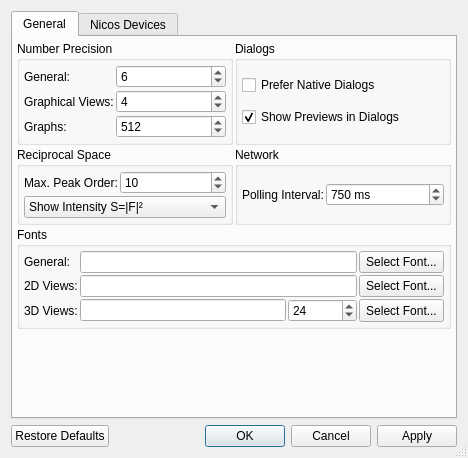
Above: ui/settings.ui from tweber-ill/frm_mirror-takin1 before the change. Below: the same form after it.
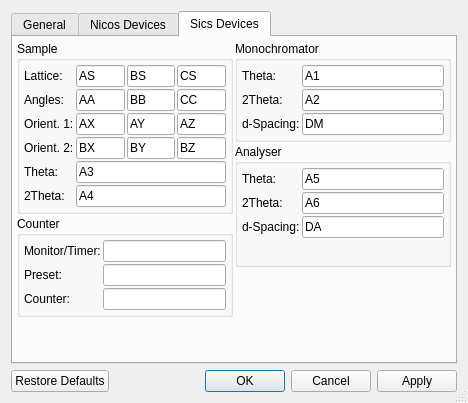
That is the form after the change. The open tabs and pages were chosen to show the change.

Commit message: made sics devices configurable

Diff of the .ui file:
```diff
--- a/ui/settings.ui
+++ b/ui/settings.ui
@@ -7,7 +7,7 @@
     <x>0</x>
     <y>0</y>
     <width>468</width>
-    <height>458</height>
+    <height>403</height>
    </rect>
   </property>
   <property name="windowTitle">
@@ -810,6 +810,404 @@
        </item>
       </layout>
      </widget>
+     <widget class="QWidget" name="tabSicsDevices">
+      <attribute name="title">
+       <string>Sics Devices</string>
+      </attribute>
+      <layout class="QGridLayout" name="gridLayout_10">
+       <property name="margin">
+        <number>4</number>
+       </property>
+       <property name="spacing">
+        <number>2</number>
+       </property>
+       <item row="0" column="0" rowspan="2">
+        <widget class="QGroupBox" name="groupBox_10">
+         <property name="sizePolicy">
+          <sizepolicy hsizetype="Preferred" vsizetype="Preferred">
+           <horstretch>1</horstretch>
+           <verstretch>0</verstretch>
+          </sizepolicy>
+         </property>
+         <property name="title">
+          <string>Sample</string>
+         </property>
+         <layout class="QGridLayout" name="gridLayout_9">
+          <property name="margin">
+           <number>4</number>
+          </property>
+          <property name="spacing">
+           <number>2</number>
+          </property>
+          <item row="0" column="0">
+           <widget class="QLabel" name="label_27">
+            <property name="text">
+             <string>Lattice:</string>
+            </property>
+           </widget>
+          </item>
+          <item row="0" column="1">
+           <widget class="QLineEdit" name="edit6_AS">
+            <property name="text">
+             <string>AS</string>
+            </property>
+           </widget>
+          </item>
+          <item row="0" column="2">
+           <widget class="QLineEdit" name="edit6_BS">
+            <property name="text">
+             <string>BS</string>
+            </property>
+           </widget>
+          </item>
+          <item row="0" column="3">
+           <widget class="QLineEdit" name="edit6_CS">
+            <property name="text">
+             <string>CS</string>
+            </property>
+           </widget>
+          </item>
+          <item row="1" column="0">
+           <widget class="QLabel" name="label_28">
+            <property name="text">
+             <string>Angles:</string>
+            </property>
+           </widget>
+          </item>
+          <item row="1" column="1">
+           <widget class="QLineEdit" name="edit6_AA">
+            <property name="text">
+             <string>AA</string>
+            </property>
+           </widget>
+          </item>
+          <item row="1" column="2">
+           <widget class="QLineEdit" name="edit6_BB">
+            <property name="text">
+             <string>BB</string>
+            </property>
+           </widget>
+          </item>
+          <item row="1" column="3">
+           <widget class="QLineEdit" name="edit6_CC">
+            <property name="text">
+             <string>CC</string>
+            </property>
+           </widget>
+          </item>
+          <item row="2" column="0">
+           <widget class="QLabel" name="label_29">
+            <property name="text">
+             <string>Orient. 1:</string>
+            </property>
+           </widget>
+          </item>
+          <item row="2" column="1">
+           <widget class="QLineEdit" name="edit6_AX">
+            <property name="text">
+             <string>AX</string>
+            </property>
+           </widget>
+          </item>
+          <item row="2" column="2">
+           <widget class="QLineEdit" name="edit6_AY">
+            <property name="text">
+             <string>AY</string>
+            </property>
+           </widget>
+          </item>
+          <item row="2" column="3">
+           <widget class="QLineEdit" name="edit6_AZ">
+            <property name="text">
+             <string>AZ</string>
+            </property>
+           </widget>
+          </item>
+          <item row="3" column="0">
+           <widget class="QLabel" name="label_30">
+            <property name="text">
+             <string>Orient. 2:</string>
+            </property>
+           </widget>
+          </item>
+          <item row="3" column="1">
+           <widget class="QLineEdit" name="edit6_BX">
+            <property name="text">
+             <string>BX</string>
+            </property>
+           </widget>
+          </item>
+          <item row="3" column="2">
+           <widget class="QLineEdit" name="edit6_BY">
+            <property name="text">
+             <string>BY</string>
+            </property>
+           </widget>
+          </item>
+          <item row="3" column="3">
+           <widget class="QLineEdit" name="edit6_BZ">
+            <property name="text">
+             <string>BZ</string>
+            </property>
+           </widget>
+          </item>
+          <item row="4" column="0">
+           <widget class="QLabel" name="label_31">
+            <property name="text">
+             <string>Theta:</string>
+            </property>
+           </widget>
+          </item>
+          <item row="4" column="1" colspan="3">
+           <widget class="QLineEdit" name="edit6_A3">
+            <property name="text">
+             <string>A3</string>
+            </property>
+           </widget>
+          </item>
+          <item row="5" column="0">
+           <widget class="QLabel" name="label_32">
+            <property name="text">
+             <string>2Theta:</string>
+            </property>
+           </widget>
+          </item>
+          <item row="5" column="1" colspan="3">
+           <widget class="QLineEdit" name="edit6_A4">
+            <property name="text">
+             <string>A4</string>
+            </property>
+           </widget>
+          </item>
+         </layout>
+        </widget>
+       </item>
+       <item row="0" column="1">
+        <widget class="QGroupBox" name="groupBox_11">
+         <property name="sizePolicy">
+          <sizepolicy hsizetype="Preferred" vsizetype="Preferred">
+           <horstretch>1</horstretch>
+           <verstretch>0</verstretch>
+          </sizepolicy>
+         </property>
+         <property name="title">
+          <string>Monochromator</string>
+         </property>
+         <layout class="QFormLayout" name="formLayout_5">
+          <property name="horizontalSpacing">
+           <number>2</number>
+          </property>
+          <property name="verticalSpacing">
+           <number>2</number>
+          </property>
+          <property name="margin">
+           <number>4</number>
+          </property>
+          <item row="0" column="0">
+           <widget class="QLabel" name="label_34">
+            <property name="text">
+             <string>Theta:</string>
+            </property>
+           </widget>
+          </item>
+          <item row="0" column="1">
+           <widget class="QLineEdit" name="edit6_A1">
+            <property name="text">
+             <string>A1</string>
+            </property>
+           </widget>
+          </item>
+          <item row="1" column="0">
+           <widget class="QLabel" name="label_33">
+            <property name="text">
+             <string>2Theta:</string>
+            </property>
+           </widget>
+          </item>
+          <item row="1" column="1">
+           <widget class="QLineEdit" name="edit6_A2">
+            <property name="text">
+             <string>A2</string>
+            </property>
+           </widget>
+          </item>
+          <item row="2" column="0">
+           <widget class="QLabel" name="label_35">
+            <property name="text">
+             <string>d-Spacing:</string>
+            </property>
+           </widget>
+          </item>
+          <item row="2" column="1">
+           <widget class="QLineEdit" name="edit6_DM">
+            <property name="text">
+             <string>DM</string>
+            </property>
+           </widget>
+          </item>
+         </layout>
+        </widget>
+       </item>
+       <item row="1" column="1" rowspan="2">
+        <widget class="QGroupBox" name="groupBox_12">
+         <property name="sizePolicy">
+          <sizepolicy hsizetype="Preferred" vsizetype="Preferred">
+           <horstretch>1</horstretch>
+           <verstretch>0</verstretch>
+          </sizepolicy>
+         </property>
+         <property name="title">
+          <string>Analyser</string>
+         </property>
+         <layout class="QFormLayout" name="formLayout_6">
+          <property name="horizontalSpacing">
+           <number>2</number>
+          </property>
+          <property name="verticalSpacing">
+           <number>2</number>
+          </property>
+          <property name="margin">
+           <number>4</number>
+          </property>
+          <item row="0" column="0">
+           <widget class="QLabel" name="label_36">
+            <property name="text">
+             <string>Theta:</string>
+            </property>
+           </widget>
+          </item>
+          <item row="0" column="1">
+           <widget class="QLineEdit" name="edit6_A5">
+            <property name="text">
+             <string>A5</string>
+            </property>
+           </widget>
+          </item>
+          <item row="1" column="0">
+           <widget class="QLabel" name="label_38">
+            <property name="text">
+             <string>2Theta:</string>
+            </property>
+           </widget>
+          </item>
+          <item row="1" column="1">
+           <widget class="QLineEdit" name="edit6_A6">
+            <property name="text">
+             <string>A6</string>
+            </property>
+           </widget>
+          </item>
+          <item row="2" column="0">
+           <widget class="QLabel" name="label_37">
+            <property name="text">
+             <string>d-Spacing:</string>
+            </property>
+           </widget>
+          </item>
+          <item row="2" column="1">
+           <widget class="QLineEdit" name="edit6_DA">
+            <property name="text">
+             <string>DA</string>
+            </property>
+           </widget>
+          </item>
+         </layout>
+        </widget>
+       </item>
+       <item row="2" column="0" rowspan="2">
+        <widget class="QGroupBox" name="groupBox_13">
+         <property name="sizePolicy">
+          <sizepolicy hsizetype="Preferred" vsizetype="Preferred">
+           <horstretch>1</horstretch>
+           <verstretch>0</verstretch>
+          </sizepolicy>
+         </property>
+         <property name="title">
+          <string>Counter</string>
+         </property>
+         <layout class="QFormLayout" name="formLayout_7">
+          <property name="horizontalSpacing">
+           <number>2</number>
+          </property>
+          <property name="verticalSpacing">
+           <number>2</number>
+          </property>
+          <property name="margin">
+           <number>4</number>
+          </property>
+          <item row="0" column="0">
+           <widget class="QLabel" name="label_39">
+            <property name="text">
+             <string>Monitor/Timer:</string>
+            </property>
+           </widget>
+          </item>
+          <item row="0" column="1">
+           <widget class="QLineEdit" name="edit6_CurTime">
+            <property name="text">
+             <string/>
+            </property>
+           </widget>
+          </item>
+          <item row="1" column="0">
+           <widget class="QLabel" name="label_40">
+            <property name="text">
+             <string>Preset:</string>
+            </property>
+           </widget>
+          </item>
+          <item row="1" column="1">
+           <widget class="QLineEdit" name="edit6_Preset">
+            <property name="text">
+             <string/>
+            </property>
+           </widget>
+          </item>
+          <item row="2" column="0">
+           <widget class="QLabel" name="label_41">
+            <property name="text">
+             <string>Counter:</string>
+            </property>
+           </widget>
+          </item>
+          <item row="2" column="1">
+           <widget class="QLineEdit" name="edit6_Counter">
+            <property name="text">
+             <string/>
+            </property>
+           </widget>
+          </item>
+         </layout>
+        </widget>
+       </item>
+       <item row="3" column="1" rowspan="2">
+        <spacer name="verticalSpacer_2">
+         <property name="orientation">
+          <enum>Qt::Vertical</enum>
+         </property>
+         <property name="sizeHint" stdset="0">
+          <size>
+           <width>20</width>
+           <height>40</height>
+          </size>
+         </property>
+        </spacer>
+       </item>
+       <item row="4" column="0">
+        <spacer name="verticalSpacer_3">
+         <property name="orientation">
+          <enum>Qt::Vertical</enum>
+         </property>
+         <property name="sizeHint" stdset="0">
+          <size>
+           <width>20</width>
+           <height>23</height>
+          </size>
+         </property>
+        </spacer>
+       </item>
+      </layout>
+     </widget>
     </widget>
    </item>
   </layout>
```
Left out of the diff: 27 changed lines with no effect on the pictures. The commit also changes 5 other files.
